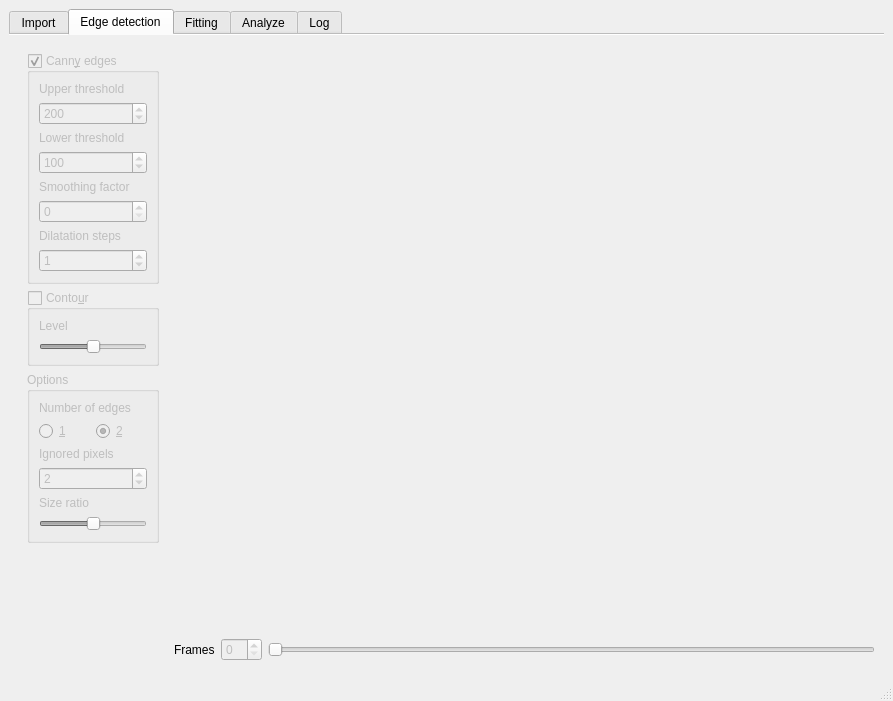
Old version of the form pyDSAqt5/design.ui in the repository galaunay/pyDSA_gui.
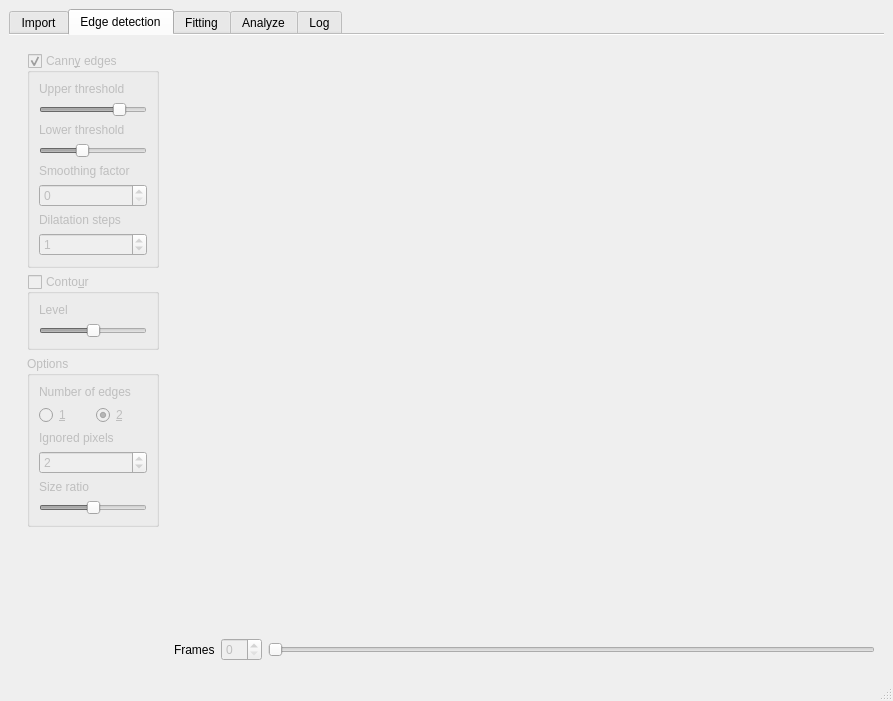
New version of the form. The open tabs and pages were chosen to show the change. Custom widgets are drawn as their Qt base class.

Commit message: Add slider for thresolhs

Patch:
```diff
--- a/pyDSAqt5/design.ui
+++ b/pyDSAqt5/design.ui
@@ -508,7 +508,7 @@
                </widget>
               </item>
               <item>
-               <widget class="QSpinBox" name="tab2_canny_threshold1">
+               <widget class="QSlider" name="tab2_canny_threshold1">
                 <property name="toolTip">
                  <string>Canny edge upper threshold (lower this to detect more edges)</string>
                 </property>
@@ -524,6 +524,9 @@
                 <property name="value">
                  <number>200</number>
                 </property>
+                <property name="orientation">
+                 <enum>Qt::Horizontal</enum>
+                </property>
                </widget>
               </item>
               <item>
@@ -534,7 +537,7 @@
                </widget>
               </item>
               <item>
-               <widget class="QSpinBox" name="tab2_canny_threshold2">
+               <widget class="QSlider" name="tab2_canny_threshold2">
                 <property name="toolTip">
                  <string>Canny edge lower threshold (lower this to detect longer edges)</string>
                 </property>
@@ -544,6 +547,9 @@
                 <property name="value">
                  <number>100</number>
                 </property>
+                <property name="orientation">
+                 <enum>Qt::Horizontal</enum>
+                </property>
                </widget>
               </item>
               <item>
```
Left out of the diff: 105 changed lines with no effect on the pictures. The commit also changes 3 other files.
